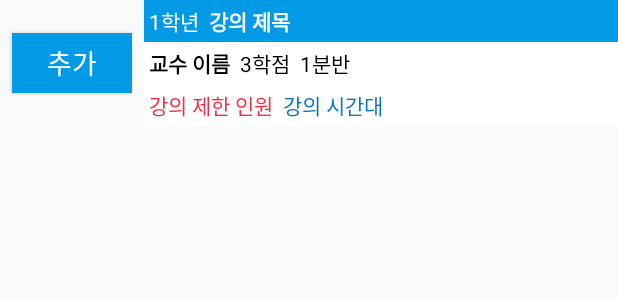
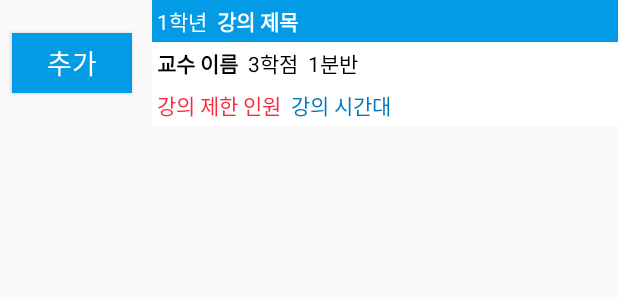
Before and after one commit to ckk914/CourseRegistrationHelp, an Android app: the layout course.xml on its own in the app's theme, with its tools: preview values and no code run, on a phone screen of 412 x 824 dp. Shown: the top 300 px of the screen. Run offline under Robolectric (Android 15) with nearby library versions, the phone set to English and light mode, and no system bars; network calls fail.

Commit message:
design: ui 수정

```diff
--- a/app/src/main/res/layout/course.xml
+++ b/app/src/main/res/layout/course.xml
@@ -13,7 +13,7 @@
     android:textColor="#ffffff"
     android:textSize="18dp"
     android:id="@+id/addButton"
-    android:layout_marginRight="8dp"
+    android:layout_marginRight="13dp"
     android:layout_marginLeft="8dp"
     />
     <LinearLayout
--- a/app/src/main/res/layout/fragment_course.xml
+++ b/app/src/main/res/layout/fragment_course.xml
@@ -112,6 +112,7 @@
             android:id="@+id/courseListView"
             android:dividerHeight="10dp"
             android:divider="#ffffff"
+            android:padding="5dp"
             >
 
         </ListView>
```
